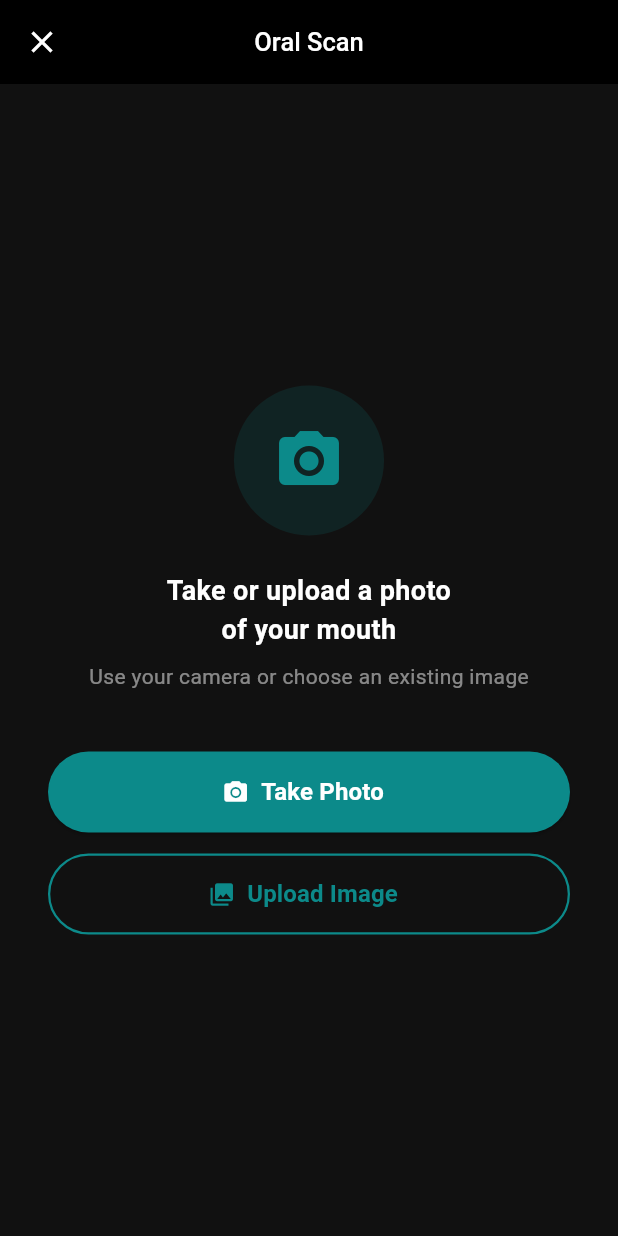
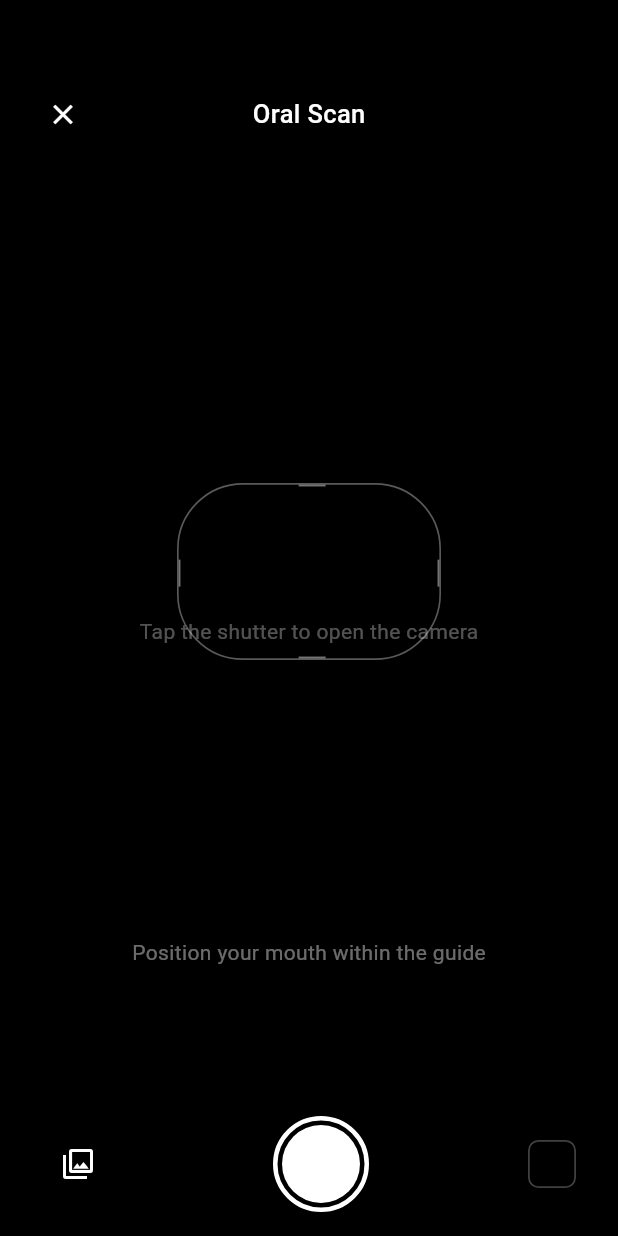
Before and after one commit to sbae56-art/likelion, a Flutter app: the CameraScreen screen opened directly, on a phone screen of 412 x 824 dp. Run offline on Flutter 3.47's test engine with Material 3 defaults, Android fonts, the phone set to English and light mode, and no system bars; our stand-ins replace camera, cross_file, image_picker, shared_preferences, web; missing offline and left inert: dart:js_interop; accounts and stored records are empty.

Commit message:
Web Oral Scan: match mobile layout (mouth guide + shutter) without camera plugin
Made-with: Cursor

```diff
--- a/oral_health_ai/lib/screens/camera_screen_web.dart
+++ b/oral_health_ai/lib/screens/camera_screen_web.dart
@@ -1,9 +1,12 @@
 import 'package:flutter/material.dart';
 import 'package:image_picker/image_picker.dart';
 import '../services/scan_service.dart';
+import '../widgets/scan/mouth_guide.dart';
 import 'camera_scan_helpers.dart';
 import 'result_screen.dart';
 
+/// Web: same Oral Scan UI as mobile (guide + shutter) but capture uses
+/// [ImageSource.camera] — avoids importing `camera` (no web implementation).
 class CameraScreen extends StatefulWidget {
   const CameraScreen({super.key});
 
@@ -12,17 +15,24 @@ class CameraScreen extends StatefulWidget {
 }
 
 class _CameraScreenState extends State<CameraScreen> {
+  bool _isCapturing = false;
   bool _isAnalyzing = false;
   String _analysisMessage = 'Analyzing your scan...';
 
-  Future<void> _pickImage(ImageSource source) async {
-    if (_isAnalyzing) return;
+  Future<void> _pickAndAnalyze(ImageSource source) async {
+    if (_isAnalyzing || _isCapturing) return;
+
+    setState(() => _isCapturing = true);
 
     try {
       final picker = ImagePicker();
       final picked = await picker.pickImage(source: source, imageQuality: 85);
 
-      if (picked == null || !mounted) return;
+      if (!mounted) return;
+
+      setState(() => _isCapturing = false);
+
+      if (picked == null) return;
 
       setState(() {
         _isAnalyzing = true;
@@ -61,131 +71,34 @@ class _CameraScreenState extends State<CameraScreen> {
       );
     } catch (e) {
       if (!mounted) return;
-      setState(() => _isAnalyzing = false);
+      setState(() {
+        _isCapturing = false;
+        _isAnalyzing = false;
+      });
       ScaffoldMessenger.of(context).showSnackBar(
-        SnackBar(content: Text('Image pick failed: $e')),
+        SnackBar(content: Text('Capture failed: $e')),
       );
     }
   }
 
-  @override
-  Widget build(BuildContext context) {
-    return Scaffold(
-      backgroundColor: const Color(0xFF111111),
-      appBar: AppBar(
-        backgroundColor: Colors.black,
-        leading: IconButton(
-          onPressed: _isAnalyzing ? null : () => Navigator.pop(context),
-          icon: const Icon(Icons.close, color: Colors.white),
-        ),
-        centerTitle: true,
-        title: const Text(
-          'Oral Scan',
+  Widget _buildPreviewPlaceholder() {
+    return Container(
+      color: Colors.black,
+      alignment: Alignment.center,
+      child: Text(
+        'Tap the shutter to open the camera',
         style: TextStyle(
-            color: Colors.white,
-            fontSize: 17,
-            fontWeight: FontWeight.w500,
-          ),
-        ),
-      ),
-      body: Stack(
-        children: [
-          Center(
-            child: Padding(
-              padding: const EdgeInsets.symmetric(horizontal: 32),
-              child: Column(
-                mainAxisSize: MainAxisSize.min,
-                children: [
-                  Container(
-                    width: 100,
-                    height: 100,
-                    decoration: BoxDecoration(
-                      shape: BoxShape.circle,
-                      color: const Color(0xFF0C8A8A).withValues(alpha: 0.15),
-                    ),
-                    child: const Icon(
-                      Icons.camera_alt,
-                      size: 48,
-                      color: Color(0xFF0C8A8A),
-                    ),
-                  ),
-                  const SizedBox(height: 24),
-                  const Text(
-                    'Take or upload a photo\nof your mouth',
-                    textAlign: TextAlign.center,
-                    style: TextStyle(
-                      color: Colors.white,
-                      fontSize: 18,
-                      fontWeight: FontWeight.w600,
-                    ),
-                  ),
-                  const SizedBox(height: 8),
-                  Text(
-                    'Use your camera or choose an existing image',
-                    style: TextStyle(
-                      color: Colors.white.withValues(alpha: 0.5),
+          color: Colors.white.withValues(alpha: 0.35),
           fontSize: 14,
         ),
       ),
-                  const SizedBox(height: 40),
-                  SizedBox(
-                    width: double.infinity,
-                    height: 54,
-                    child: ElevatedButton.icon(
-                      onPressed: _isAnalyzing
-                          ? null
-                          : () => _pickImage(ImageSource.camera),
-                      icon: const Icon(Icons.camera_alt),
-                      label: const Text(
-                        'Take Photo',
-                        style: TextStyle(
-                          fontSize: 16,
-                          fontWeight: FontWeight.w600,
-                        ),
-                      ),
-                      style: ElevatedButton.styleFrom(
-                        backgroundColor: const Color(0xFF0C8A8A),
-                        foregroundColor: Colors.white,
-                        shape: RoundedRectangleBorder(
-                          borderRadius: BorderRadius.circular(28),
-                        ),
-                      ),
-                    ),
-                  ),
-                  const SizedBox(height: 14),
-                  SizedBox(
-                    width: double.infinity,
-                    height: 54,
-                    child: OutlinedButton.icon(
-                      onPressed: _isAnalyzing
-                          ? null
-                          : () => _pickImage(ImageSource.gallery),
-                      icon: const Icon(Icons.photo_library),
-                      label: const Text(
-                        'Upload Image',
-                        style: TextStyle(
-                          fontSize: 16,
-                          fontWeight: FontWeight.w600,
-                        ),
-                      ),
-                      style: OutlinedButton.styleFrom(
-                        foregroundColor: const Color(0xFF0C8A8A),
-                        side: const BorderSide(
-                          color: Color(0xFF0C8A8A),
-                          width: 1.5,
-                        ),
-                        shape: RoundedRectangleBorder(
-                          borderRadius: BorderRadius.circular(28),
-                        ),
-                      ),
-                    ),
-                  ),
-                ],
-              ),
-            ),
-          ),
-          if (_isAnalyzing)
-            Positioned.fill(
+    );
+  }
+
+  Widget _buildAnalyzingOverlay() {
+    if (!_isAnalyzing) return const SizedBox.shrink();
+
+    return Positioned.fill(
       child: Container(
         color: Colors.black.withValues(alpha: 0.74),
         child: Center(
@@ -213,9 +126,152 @@ class _CameraScreenState extends State<CameraScreen> {
           ),
         ),
       ),
+    );
+  }
+
+  Widget _buildTopBar() {
+    final busy = _isAnalyzing || _isCapturing;
+
+    return Container(
+      color: Colors.black,
+      padding: const EdgeInsets.only(top: 52, left: 18, right: 18, bottom: 14),
+      child: Row(
+        children: [
+          IconButton(
+            onPressed: busy ? null : () => Navigator.pop(context),
+            icon: const Icon(Icons.close, color: Colors.white, size: 22),
+          ),
+          const Expanded(
+            child: Center(
+              child: Text(
+                'Oral Scan',
+                style: TextStyle(
+                  color: Colors.white,
+                  fontSize: 17,
+                  fontWeight: FontWeight.w500,
+                ),
+              ),
+            ),
+          ),
+          const SizedBox(width: 48),
+        ],
+      ),
+    );
+  }
+
+  Widget _buildBottomBar() {
+    final disabled = _isAnalyzing || _isCapturing;
+
+    return Container(
+      height: 96,
+      color: Colors.black,
+      padding: const EdgeInsets.symmetric(horizontal: 28),
+      child: Row(
+        mainAxisAlignment: MainAxisAlignment.spaceBetween,
+        children: [
+          IconButton(
+            onPressed: disabled ? null : () => _pickAndAnalyze(ImageSource.gallery),
+            icon: const Icon(
+              Icons.photo_library_outlined,
+              color: Colors.white,
+              size: 24,
+            ),
+          ),
+          GestureDetector(
+            onTap: disabled ? null : () => _pickAndAnalyze(ImageSource.camera),
+            child: Opacity(
+              opacity: disabled ? 0.5 : 1,
+              child: Container(
+                width: 64,
+                height: 64,
+                decoration: BoxDecoration(
+                  shape: BoxShape.circle,
+                  border: Border.all(color: Colors.white, width: 3),
+                ),
+                child: Center(
+                  child: Container(
+                    width: 52,
+                    height: 52,
+                    decoration: const BoxDecoration(
+                      color: Colors.white,
+                      shape: BoxShape.circle,
+                    ),
+                  ),
+                ),
+              ),
+            ),
+          ),
+          Container(
+            width: 32,
+            height: 32,
+            decoration: BoxDecoration(
+              border: Border.all(
+                color: Colors.white.withValues(alpha: 0.25),
+                width: 1.2,
+              ),
+              borderRadius: BorderRadius.circular(7),
+            ),
           ),
         ],
       ),
     );
   }
+
+  @override
+  Widget build(BuildContext context) {
+    return Scaffold(
+      backgroundColor: Colors.black,
+      body: Column(
+        children: [
+          _buildTopBar(),
+          Expanded(
+            child: Stack(
+              children: [
+                Positioned.fill(
+                  child: Stack(
+                    fit: StackFit.expand,
+                    children: [
+                      _buildPreviewPlaceholder(),
+                      Container(
+                        decoration: const BoxDecoration(
+                          gradient: LinearGradient(
+                            colors: [
+                              Color.fromRGBO(0, 0, 0, 0.32),
+                              Color.fromRGBO(0, 0, 0, 0.08),
+                              Color.fromRGBO(0, 0, 0, 0.32),
+                            ],
+                            begin: Alignment.topCenter,
+                            end: Alignment.bottomCenter,
+                          ),
+                        ),
+                      ),
+                    ],
+                  ),
+                ),
+                Center(
+                  child: Transform.translate(
+                    offset: const Offset(0, -40),
+                    child: const MouthGuide(),
+                  ),
+                ),
+                Align(
+                  alignment: const Alignment(0, 0.72),
+                  child: Text(
+                    'Position your mouth within the guide',
+                    style: TextStyle(
+                      color: Colors.white.withValues(alpha: 0.42),
+                      fontSize: 14,
+                      fontWeight: FontWeight.w400,
+                    ),
+                  ),
+                ),
+                _buildAnalyzingOverlay(),
+              ],
+            ),
+          ),
+          _buildBottomBar(),
+        ],
+      ),
+    );
   }
+}
```
Also changed, not shown: docs/assets/fonts/MaterialIcons-Regular.otf, 2 other files. Lines whose indentation alone changed are shown as unchanged.
